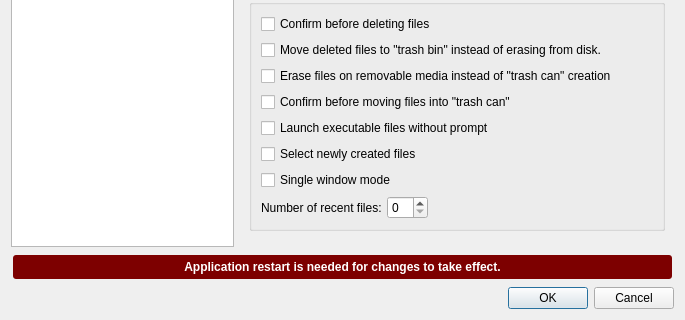
First picture: the form in pcmanfm/preferences.ui, repository lxqt/pcmanfm-qt, before the edit; both pictures show x 0 to 685 and y 213 to 533 of the 685 by 533 pixel window.
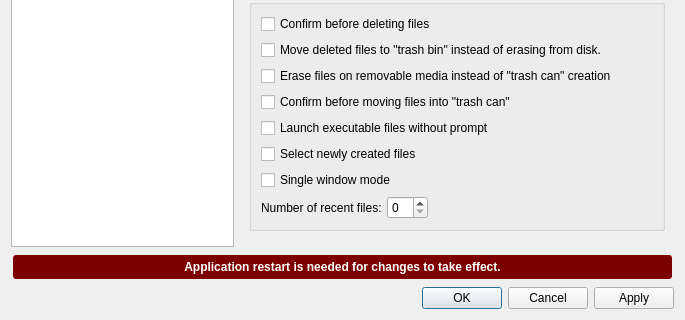
Second picture: the form after the edit.

Commit message:
Added Apply button to Preferences (#2084)
Closes https://github.com/lxqt/pcmanfm-qt/issues/2083

What changed in the file:
```diff
--- a/pcmanfm/preferences.ui
+++ b/pcmanfm/preferences.ui
@@ -1038,7 +1038,7 @@
       <enum>Qt::Horizontal</enum>
      </property>
      <property name="standardButtons">
-      <set>QDialogButtonBox::Cancel|QDialogButtonBox::Ok</set>
+      <set>QDialogButtonBox::Apply|QDialogButtonBox::Cancel|QDialogButtonBox::Ok</set>
      </property>
     </widget>
    </item>
```
The commit also changes 2 other files.
